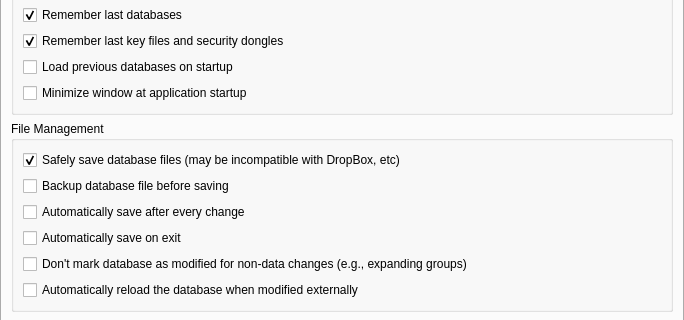
This is src/gui/SettingsWidgetGeneral.ui in keepassxreboot/keepassxc as Qt 5 draws it before an edit; both pictures show x 0 to 684 and y 85 to 405 of the 684 by 732 pixel window. The edited form follows.
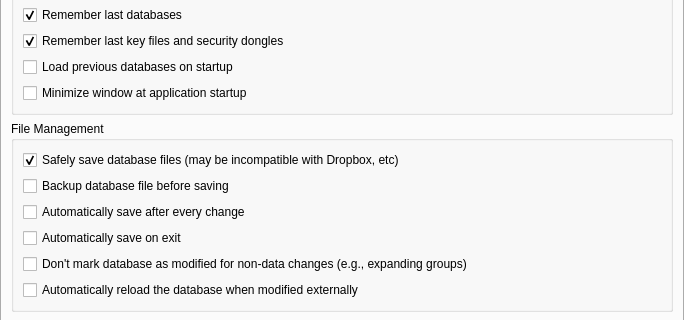
This is the edited form. Custom widgets are drawn as their Qt base class.

```diff
--- a/src/gui/SettingsWidgetGeneral.ui
+++ b/src/gui/SettingsWidgetGeneral.ui
@@ -95,7 +95,7 @@
           <item>
            <widget class="QCheckBox" name="useAtomicSavesCheckBox">
             <property name="text">
-             <string>Safely save database files (may be incompatible with DropBox, etc)</string>
+             <string>Safely save database files (may be incompatible with Dropbox, etc)</string>
             </property>
             <property name="checked">
              <bool>true</bool>
```
